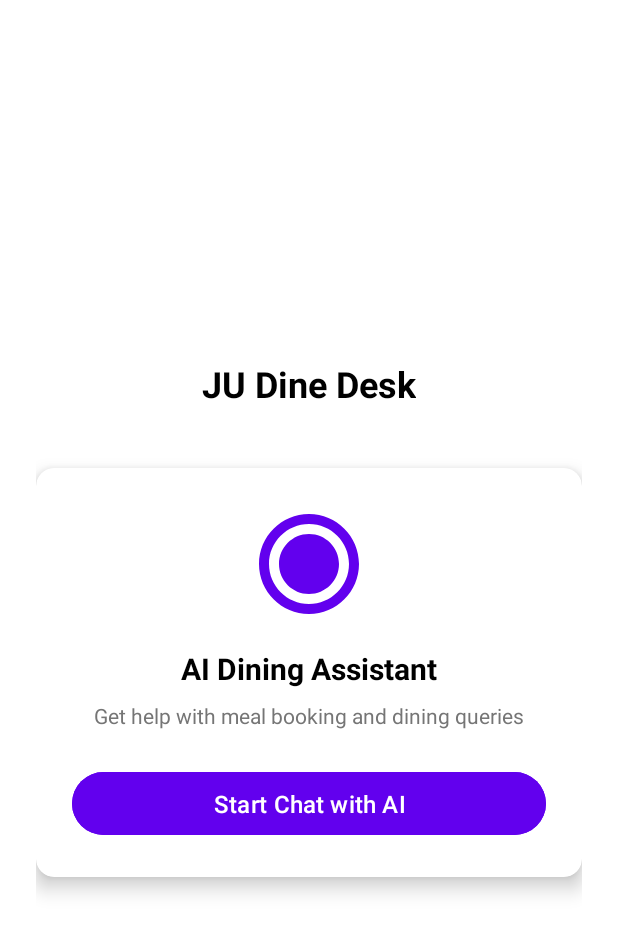
After one commit to ShahedAnnam/JU-Dine-Desk, an Android app: the StudentDashboardActivity screen opened directly, with no data from a screen before it, on a phone screen of 412 x 824 dp. The commit adds this screen. Shown: the top 933 px of the screen. Run offline under Robolectric (Android 15) with nearby library versions, the phone set to English and light mode, and no system bars.

Commit message:
Separate the AI chat screen, create student dashboard

```diff
--- /dev/null
+++ b/app/src/main/java/com/example/judinedesk/activities/StudentDashboardActivity.kt
@@ -0,0 +1,22 @@
+package com.example.judinedesk.activities
+
+import android.content.Intent
+import android.os.Bundle
+import android.widget.Button
+import androidx.appcompat.app.AppCompatActivity
+import com.example.judinedesk.R
+
+class StudentDashboardActivity : AppCompatActivity() {
+
+    override fun onCreate(savedInstanceState: Bundle?) {
+        super.onCreate(savedInstanceState)
+        setContentView(R.layout.activity_student_dashboard)
+
+        val btnAiChat = findViewById<Button>(R.id.btn_ai_chat)
+
+        btnAiChat.setOnClickListener {
+            val intent = Intent(this, ChatbotActivity::class.java)
+            startActivity(intent)
+        }
+    }
+}
--- /dev/null
+++ b/app/src/main/res/drawable/ic_ai_chat.xml
@@ -0,0 +1,10 @@
+<vector xmlns:android="http://schemas.android.com/apk/res/android"
+    android:width="24dp"
+    android:height="24dp"
+    android:viewportWidth="24"
+    android:viewportHeight="24"
+    android:tint="?attr/colorControlNormal">
+    <path
+        android:fillColor="@android:color/white"
+        android:pathData="M12,2C6.48,2 2,6.48 2,12s4.48,10 10,10 10,-4.48 10,-10S17.52,2 12,2zM12,20c-4.41,0 -8,-3.59 -8,-8s3.59,-8 8,-8 8,3.59 8,8 -3.59,8 -8,8zM12,6c-3.31,0 -6,2.69 -6,6s2.69,6 6,6 6,-2.69 6,-6 -2.69,-6 -6,-6z" />
+</vector>
--- /dev/null
+++ b/app/src/main/res/layout/activity_student_dashboard.xml
@@ -0,0 +1,71 @@
+<?xml version="1.0" encoding="utf-8"?>
+<LinearLayout xmlns:android="http://schemas.android.com/apk/res/android"
+    xmlns:app="http://schemas.android.com/apk/res-auto"
+    android:layout_width="match_parent"
+    android:layout_height="match_parent"
+    android:orientation="vertical"
+    android:gravity="center"
+    android:padding="24dp"
+    android:background="@color/white">
+
+    <TextView
+        android:layout_width="wrap_content"
+        android:layout_height="wrap_content"
+        android:text="JU Dine Desk"
+        android:textSize="24sp"
+        android:textStyle="bold"
+        android:textColor="@color/black"
+        android:layout_marginBottom="40dp" />
+
+    <androidx.cardview.widget.CardView
+        android:layout_width="match_parent"
+        android:layout_height="wrap_content"
+        app:cardCornerRadius="12dp"
+        app:cardElevation="8dp">
+
+        <LinearLayout
+            android:layout_width="match_parent"
+            android:layout_height="wrap_content"
+            android:orientation="vertical"
+            android:padding="24dp"
+            android:gravity="center">
+
+            <ImageView
+                android:layout_width="80dp"
+                android:layout_height="80dp"
+                android:src="@drawable/ic_ai_chat"
+                app:tint="@color/purple_500" />
+
+            <TextView
+                android:layout_width="wrap_content"
+                android:layout_height="wrap_content"
+                android:text="AI Dining Assistant"
+                android:textSize="20sp"
+                android:textStyle="bold"
+                android:textColor="@color/black"
+                android:layout_marginTop="16dp" />
+
+            <TextView
+                android:layout_width="wrap_content"
+                android:layout_height="wrap_content"
+                android:text="Get help with meal booking and dining queries"
+                android:textSize="14sp"
+                android:textColor="@color/gray"
+                android:gravity="center"
+                android:layout_marginTop="8dp"
+                android:layout_marginBottom="24dp" />
+
+            <!-- ADD THIS BUTTON WITH THE CORRECT ID -->
+            <Button
+                android:id="@+id/btn_ai_chat"
+                android:layout_width="match_parent"
+                android:layout_height="50dp"
+                android:text="Start Chat with AI"
+                android:textSize="16sp"
+                android:backgroundTint="@color/purple_500"
+                android:textColor="@color/white" />
+
+        </LinearLayout>
+    </androidx.cardview.widget.CardView>
+
+</LinearLayout>
--- a/app/src/main/res/values/colors.xml
+++ b/app/src/main/res/values/colors.xml
@@ -1,5 +1,11 @@
 <?xml version="1.0" encoding="utf-8"?>
 <resources>
+    <color name="purple_500">#FF6200EE</color>
+    <color name="purple_700">#FF3700B3</color>
+    <color name="teal_200">#FF03DAC5</color>
+    <color name="teal_700">#FF018786</color>
     <color name="black">#FF000000</color>
     <color name="white">#FFFFFFFF</color>
+    <color name="gray">#FF757575</color>
+    <color name="green">#FF4CAF50</color>
 </resources>
```
Also changed, not shown: app/src/main/AndroidManifest.xml (+9 -1 lines), app/src/main/java/com/example/judinedesk/MainActivity.kt (deleted, +0 -156 lines), app/src/main/java/com/example/judinedesk/activities/ChatbotActivity.kt (added, +149 -0 lines), app/src/main/java/com/example/judinedesk/activities/MainActivity.kt (added, +22 -0 lines), app/src/main/res/drawable/ic_back.xml (added, +10 -0 lines), app/src/main/res/drawable/ic_dining_logo.xml (added, +10 -0 lines), app/src/main/res/layout/activity_chatbot.xml (added, +82 -0 lines), app/src/main/res/layout/activity_main.xml (+31 -31 lines), 1 other file.
